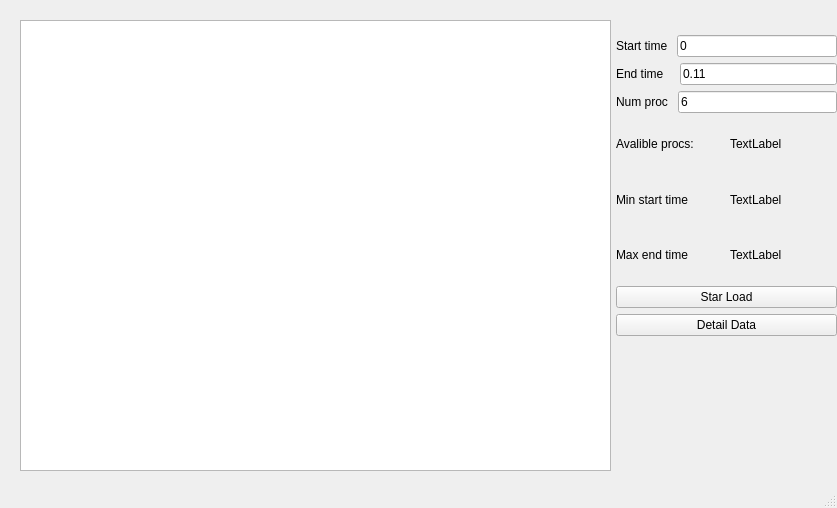
This is client-side/Graphics.ui in akapust1n/MPICL-metrics as Qt 5 draws it before an edit. The edited form follows.
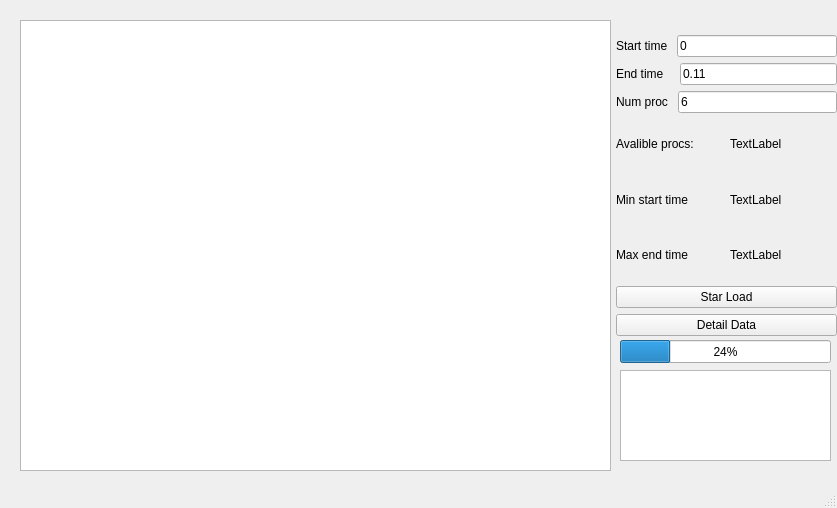
This is the edited form.

Commit message: Created Progress bar for data load

```diff
--- a/client-side/Graphics.ui
+++ b/client-side/Graphics.ui
@@ -158,6 +158,29 @@
      </item>
     </layout>
    </widget>
+   <widget class="QProgressBar" name="progressBar">
+    <property name="geometry">
+     <rect>
+      <x>620</x>
+      <y>340</y>
+      <width>211</width>
+      <height>23</height>
+     </rect>
+    </property>
+    <property name="value">
+     <number>24</number>
+    </property>
+   </widget>
+   <widget class="QTextBrowser" name="textBrowser">
+    <property name="geometry">
+     <rect>
+      <x>620</x>
+      <y>370</y>
+      <width>211</width>
+      <height>91</height>
+     </rect>
+    </property>
+   </widget>
    <zorder>verticalLayoutWidget</zorder>
    <zorder>timeline</zorder>
   </widget>
```
Left out of the diff: 4 changed lines with no effect on the pictures. The commit also changes 10 other files.
